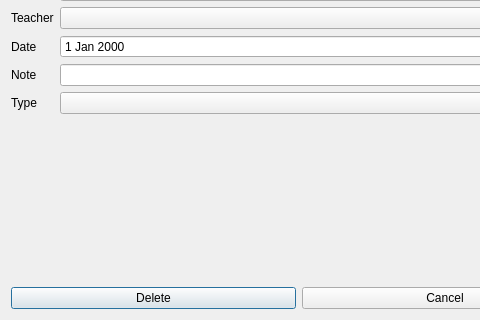
Qt form Lab2Qt/edittask.ui (yegorgru/OOP_Labs_3_semester) before a commit; both pictures show x 0 to 480 and y 221 to 541 of the 890 by 541 pixel window.
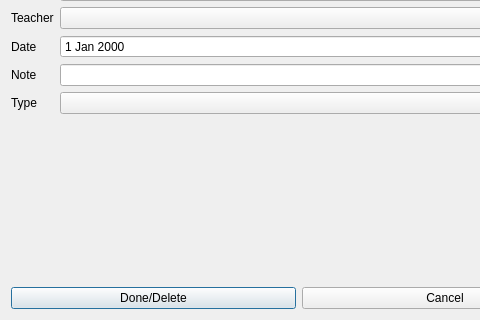
The same form after that commit.

Patch:
```diff
--- a/Lab2Qt/edittask.ui
+++ b/Lab2Qt/edittask.ui
@@ -30,7 +30,7 @@
    <item row="3" column="0">
     <widget class="QPushButton" name="delete_button">
      <property name="text">
-      <string>Delete</string>
+      <string>Done/Delete</string>
      </property>
     </widget>
    </item>
```
